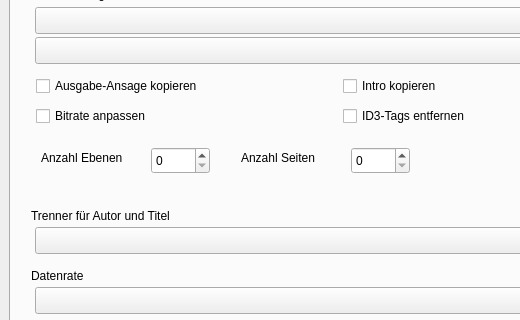
Qt form daisy_creator_mag_s.ui (xpilgrim/daisy-creator-magazin-special) before a commit; both pictures show x 0 to 520 and y 298 to 618 of the 809 by 781 pixel window.
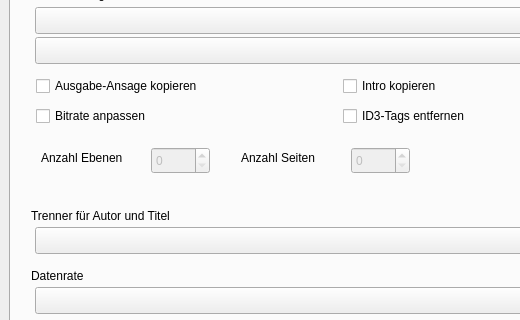
The same form after that commit.

```diff
--- a/daisy_creator_mag_s.ui
+++ b/daisy_creator_mag_s.ui
@@ -267,6 +267,9 @@
         </property>
        </widget>
        <widget class="QSpinBox" name="spinBoxLevel">
+        <property name="enabled">
+         <bool>false</bool>
+        </property>
         <property name="geometry">
          <rect>
           <x>140</x>
@@ -277,6 +280,9 @@
         </property>
        </widget>
        <widget class="QSpinBox" name="spinBoxPages">
+        <property name="enabled">
+         <bool>false</bool>
+        </property>
         <property name="geometry">
          <rect>
           <x>340</x>
```
Left out of the diff: 6 changed lines with no effect on the pictures.
